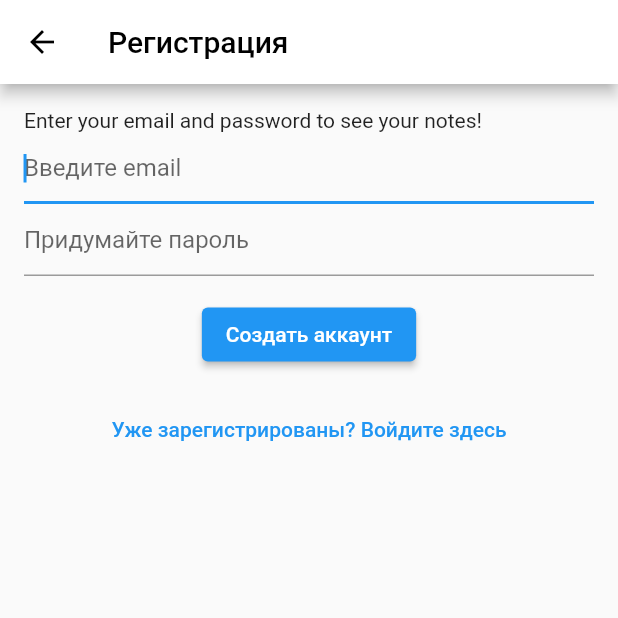
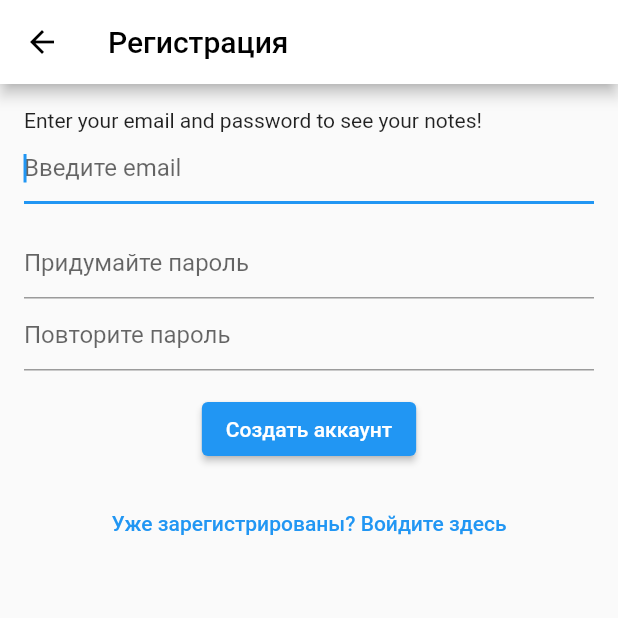
Before and after one commit to Qva3ar/shkaf, a Flutter app: the RegisterView screen opened by its route, on a phone screen of 412 x 824 dp, the top half of it. Run offline on Flutter 3.47's test engine with Material 2 defaults, Android fonts, the phone set to English and light mode, and no system bars; our stand-ins replace bloc, carousel_slider, cloud_firestore, equatable, firebase_auth, firebase_core and 10 more; missing offline and left inert: just_the_tooltip; accounts and stored records are empty; generated files the repository leaves out were written again; network calls fail.

Commit message:
password check and ref hint

```diff
--- a/lib/views/notes/create_note_view.dart
+++ b/lib/views/notes/create_note_view.dart
@@ -14,7 +14,6 @@ import 'package:mynotes/utilities/generics/get_arguments.dart';
 import 'package:mynotes/services/cloud/cloud_note.dart';
 import 'package:mynotes/services/cloud/firebase_cloud_storage.dart';
 import 'package:permission_handler/permission_handler.dart';
-import 'package:share_plus/share_plus.dart';
 
 import '../../services/cloud/cloud_storage_constants.dart';
 
@@ -188,7 +187,7 @@ class _CreateUpdateNoteViewState extends State<CreateNoteView> {
               if (_note == null || text.isEmpty) {
                 await showCannotShareEmptyNoteDialog(context);
               } else {
-                Share.share(text);
+                // Share.share(text);
               }
             },
             icon: const Icon(Icons.share),
--- a/lib/views/notes/update_note_view.dart
+++ b/lib/views/notes/update_note_view.dart
@@ -20,7 +20,6 @@ import 'package:mynotes/views/categories/category_list.dart';
 import 'package:mynotes/views/notes/notes_all.dart';
 import 'package:mynotes/views/notes/validators/validators.dart';
 import 'package:permission_handler/permission_handler.dart';
-import 'package:share_plus/share_plus.dart';
 import '../../services/cloud/cloud_storage_constants.dart';
 
 class UpdateNoteView extends StatefulWidget {
--- a/lib/views/register_view.dart
+++ b/lib/views/register_view.dart
@@ -20,11 +20,13 @@ class RegisterView extends StatefulWidget {
 class _RegisterViewState extends State<RegisterView> {
   late final TextEditingController _email;
   late final TextEditingController _password;
+  late final TextEditingController _passwordCheck;
 
   @override
   void initState() {
     _email = TextEditingController();
     _password = TextEditingController();
+    _passwordCheck = TextEditingController();
     super.initState();
   }
 
@@ -87,6 +89,7 @@ class _RegisterViewState extends State<RegisterView> {
                     hintText: "Введите email",
                   ),
                 ),
+                SizedBox(height: 15),
                 TextField(
                   controller: _password,
                   obscureText: true,
@@ -94,6 +97,15 @@ class _RegisterViewState extends State<RegisterView> {
                   autocorrect: false,
                   decoration: InputDecoration(
                     hintText: "Придумайте пароль",
+                  ),
+                ),
+                TextField(
+                  controller: _passwordCheck,
+                  obscureText: true,
+                  enableSuggestions: false,
+                  autocorrect: false,
+                  decoration: InputDecoration(
+                    hintText: "Повторите пароль",
                   ),
                 ),
                 SizedBox(height: 15),
@@ -104,6 +116,15 @@ class _RegisterViewState extends State<RegisterView> {
                         onPressed: () async {
                           final email = _email.text;
                           final password = _password.text;
+                          final passwordCheck = _passwordCheck.text;
+                          if (password != passwordCheck) {
+                            await showErrorDialog(
+                              context,
+                              "Пароли не совпадают",
+                            );
+                            return;
+                          }
+
                           context.read<AuthBloc>().add(
                                 AuthEventRegister(
                                   email,
--- a/pubspec.yaml
+++ b/pubspec.yaml
@@ -47,7 +47,7 @@ dependencies:
   sqflite: ^2.0.1
   path_provider: ^2.0.8
   path: ^1.8.0
-  share_plus: ^6.3.0
+  # share_plus: ^6.3.0
   bloc: ^8.0.2
   flutter_bloc: ^8.0.1
   equatable: ^2.0.3
```
Also changed, not shown: lib/views/notes/note_details.dart (+12 -5 lines), pubspec.lock.
